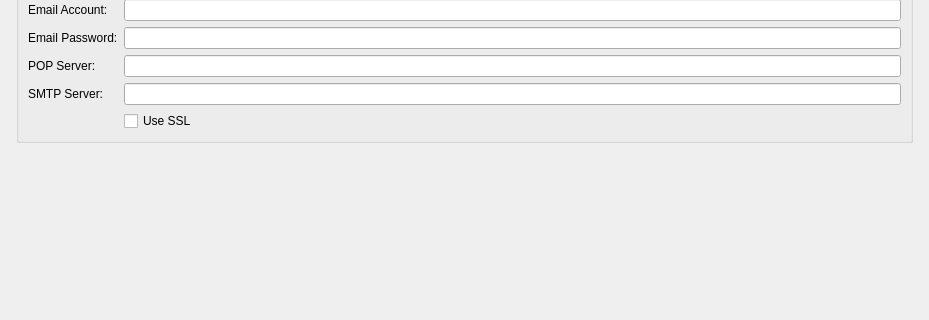
This is src/ui/ui_files/settingdialog.ui in JamesMackerel/PPTP_VPN_Sniffer as Qt 5 draws it before an edit; both pictures show x 0 to 929 and y 102 to 422 of the 929 by 545 pixel window. The edited form follows.
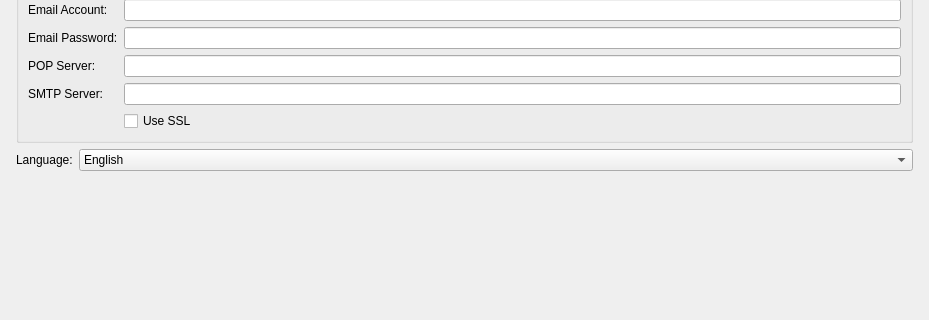
This is the edited form.

Commit message: add i18n setting in setting dialog.

What changed in the file:
```diff
--- a/src/ui/ui_files/settingdialog.ui
+++ b/src/ui/ui_files/settingdialog.ui
@@ -140,6 +140,31 @@
        </layout>
       </widget>
      </item>
+     <item>
+      <layout class="QFormLayout" name="formLayout">
+       <item row="0" column="0">
+        <widget class="QLabel" name="label_7">
+         <property name="text">
+          <string>Language:</string>
+         </property>
+        </widget>
+       </item>
+       <item row="0" column="1">
+        <widget class="QComboBox" name="i18nComboBox">
+         <item>
+          <property name="text">
+           <string>English</string>
+          </property>
+         </item>
+         <item>
+          <property name="text">
+           <string>汉语</string>
+          </property>
+         </item>
+        </widget>
+       </item>
+      </layout>
+     </item>
      <item>
       <spacer name="verticalSpacer">
        <property name="orientation">
```
The commit also changes 6 other files.
